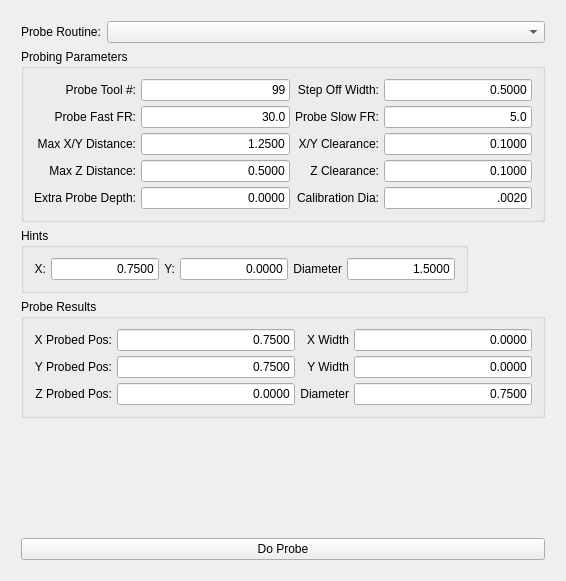
Qt form QtPyVCP/widgets/form_widgets/probe_widget/probe.ui (kcjengr/qtpyvcp) before a commit.
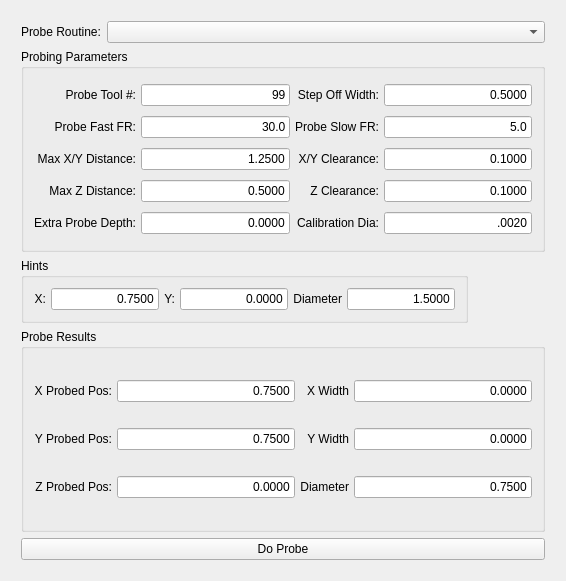
The same form after that commit.

Diff of the .ui file:
```diff
--- a/QtPyVCP/widgets/form_widgets/probe_widget/probe.ui
+++ b/QtPyVCP/widgets/form_widgets/probe_widget/probe.ui
@@ -554,16 +554,6 @@
        </property>
       </widget>
      </item>
-     <item row="4" column="0">
-      <widget class="QLabel" name="status_label">
-       <property name="autoFillBackground">
-        <bool>true</bool>
-       </property>
-       <property name="text">
-        <string/>
-       </property>
-      </widget>
-     </item>
     </layout>
    </item>
   </layout>
```
Left out of the diff: 44 changed lines with no effect on the pictures.
